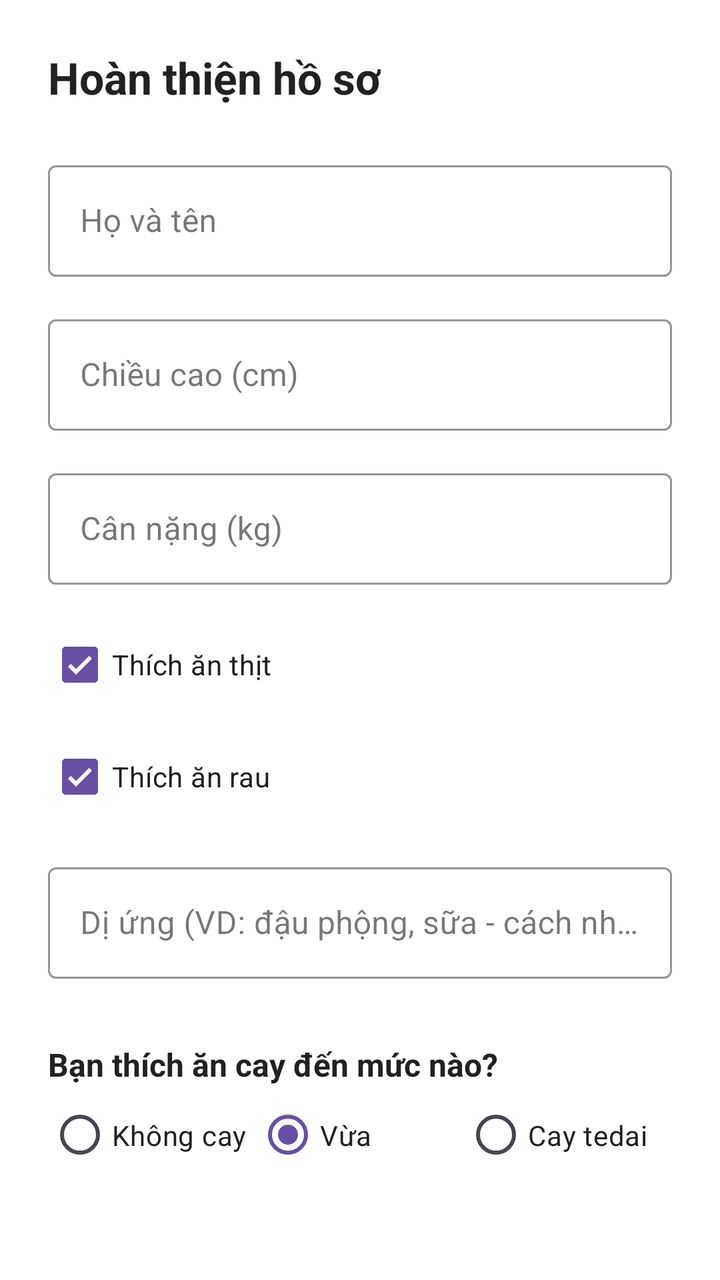
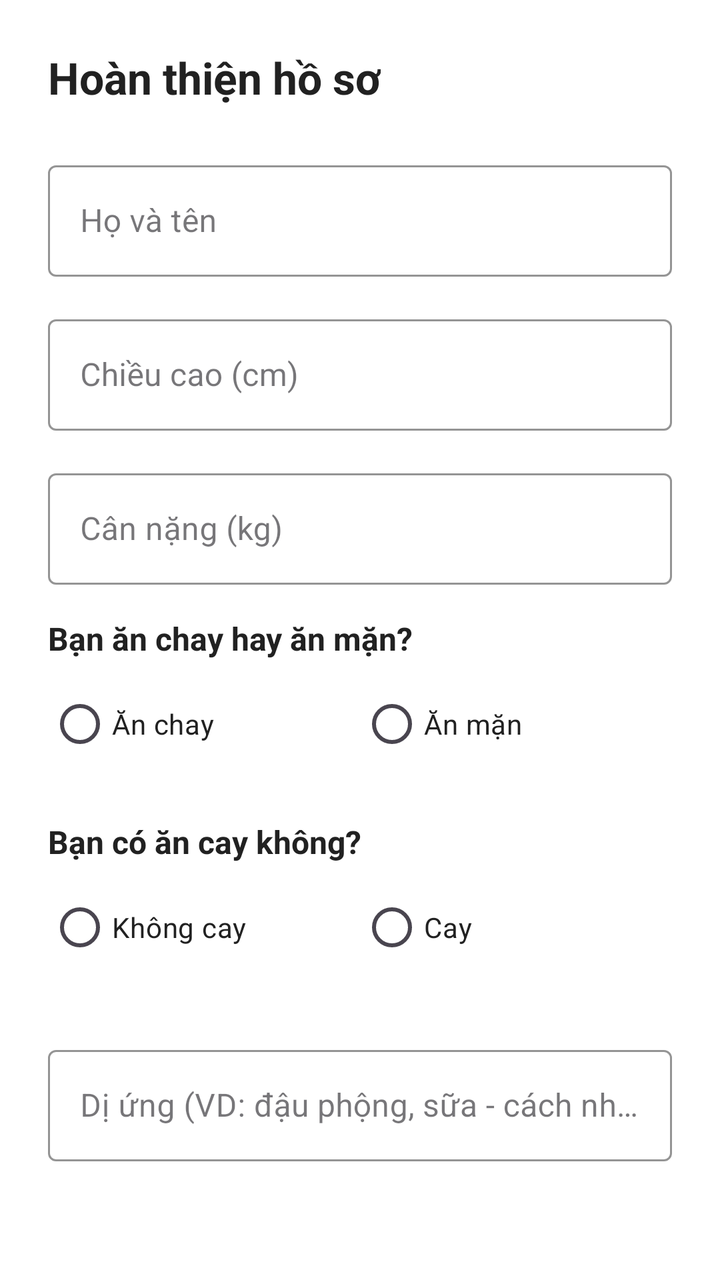

Two renders of the same Android screen: before a commit and after it. Below are the layout's source before the change and the commit's diff.
<!-- AndroidManifest.xml: application theme Theme.Angiday -->
<!-- res/layout/activity_setup_profile.xml -->
<?xml version="1.0" encoding="utf-8"?>
<LinearLayout xmlns:android="http://schemas.android.com/apk/res/android"
    xmlns:app="http://schemas.android.com/apk/res-auto"
    android:layout_width="match_parent"
    android:layout_height="match_parent"
    android:orientation="vertical"
    android:padding="24dp"
    android:background="@color/colorBackground">

    
    <TextView
        android:layout_width="wrap_content"
        android:layout_height="wrap_content"
        android:text="Hoàn thiện hồ sơ"
        android:textSize="22sp"
        android:textStyle="bold"
        android:textColor="@color/colorOnBackground"
        android:layout_marginBottom="24dp" />

    
    <com.google.android.material.textfield.TextInputLayout
        android:layout_width="match_parent"
        android:layout_height="wrap_content"
        android:layout_marginBottom="16dp"
        style="@style/Widget.MaterialComponents.TextInputLayout.OutlinedBox"
        app:boxStrokeColor="@color/colorOutline"
        app:hintTextColor="@color/colorMuted"
        app:boxStrokeWidth="1dp">

        <com.google.android.material.textfield.TextInputEditText
            android:id="@+id/etName"
            android:layout_width="match_parent"
            android:layout_height="wrap_content"
            android:hint="Họ và tên"
            android:textColor="@color/colorOnBackground"
            android:textColorHint="@color/colorMuted" />
    </com.google.android.material.textfield.TextInputLayout>

    
    <com.google.android.material.textfield.TextInputLayout
        android:layout_width="match_parent"
        android:layout_height="wrap_content"
        android:layout_marginBottom="16dp"
        style="@style/Widget.MaterialComponents.TextInputLayout.OutlinedBox"
        app:boxStrokeColor="@color/colorOutline"
        app:hintTextColor="@color/colorMuted">

        <com.google.android.material.textfield.TextInputEditText
            android:id="@+id/etHeight"
            android:layout_width="match_parent"
            android:layout_height="wrap_content"
            android:hint="Chiều cao (cm)"
            android:inputType="numberDecimal"
            android:textColor="@color/colorOnBackground"
            android:textColorHint="@color/colorMuted" />
    </com.google.android.material.textfield.TextInputLayout>

    
    <com.google.android.material.textfield.TextInputLayout
        android:layout_width="match_parent"
        android:layout_height="wrap_content"
        android:layout_marginBottom="16dp"
        style="@style/Widget.MaterialComponents.TextInputLayout.OutlinedBox"
        app:boxStrokeColor="@color/colorOutline"
        app:hintTextColor="@color/colorMuted">

        <com.google.android.material.textfield.TextInputEditText
            android:id="@+id/etWeight"
            android:layout_width="match_parent"
            android:layout_height="wrap_content"
            android:hint="Cân nặng (kg)"
            android:inputType="numberDecimal"
            android:textColor="@color/colorOnBackground"
            android:textColorHint="@color/colorMuted" />
    </com.google.android.material.textfield.TextInputLayout>

    
    <com.google.android.material.checkbox.MaterialCheckBox
        android:id="@+id/cbPreferMeat"
        android:layout_width="wrap_content"
        android:layout_height="wrap_content"
        android:text="Thích ăn thịt"
        android:textColor="@color/colorOnBackground"
        android:checked="true"
        android:layout_marginBottom="8dp" />

    
    <com.google.android.material.checkbox.MaterialCheckBox
        android:id="@+id/cbPreferVeg"
        android:layout_width="wrap_content"
        android:layout_height="wrap_content"
        android:text="Thích ăn rau"
        android:textColor="@color/colorOnBackground"
        android:checked="true"
        android:layout_marginBottom="16dp" />

    
    <com.google.android.material.textfield.TextInputLayout
        android:layout_width="match_parent"
        android:layout_height="wrap_content"
        android:layout_marginBottom="32dp"
        style="@style/Widget.MaterialComponents.TextInputLayout.OutlinedBox"
        app:boxStrokeColor="@color/colorOutline"
        app:hintTextColor="@color/colorMuted">

        <com.google.android.material.textfield.TextInputEditText
            android:id="@+id/etAllergies"
            android:layout_width="match_parent"
            android:layout_height="wrap_content"
            android:hint="Dị ứng (VD: đậu phộng, sữa - cách nhau bằng dấu phẩy)"
            android:textColor="@color/colorOnBackground"
            android:textColorHint="@color/colorMuted" />
    </com.google.android.material.textfield.TextInputLayout>

    
    <TextView
        android:layout_width="wrap_content"
        android:layout_height="wrap_content"
        android:text="Bạn thích ăn cay đến mức nào?"
        android:textSize="16sp"
        android:textStyle="bold"
        android:textColor="@color/colorOnBackground"
        android:layout_marginBottom="8dp" />

    <RadioGroup
        android:id="@+id/rgSpicy"
        android:layout_width="match_parent"
        android:layout_height="wrap_content"
        android:orientation="horizontal"
        android:layout_marginBottom="32dp">

        <com.google.android.material.radiobutton.MaterialRadioButton
            android:id="@+id/rb_low"
            android:layout_width="0dp"
            android:layout_height="wrap_content"
            android:layout_weight="1"
            android:text="Không cay"
            android:textColor="@color/colorOnBackground" />

        <com.google.android.material.radiobutton.MaterialRadioButton
            android:id="@+id/rb_medium"
            android:layout_width="0dp"
            android:layout_height="wrap_content"
            android:layout_weight="1"
            android:text="Vừa"
            android:textColor="@color/colorOnBackground"
            android:checked="true" />

        <com.google.android.material.radiobutton.MaterialRadioButton
            android:id="@+id/rb_high"
            android:layout_width="0dp"
            android:layout_height="wrap_content"
            android:layout_weight="1"
            android:text="Cay tedai"
            android:textColor="@color/colorOnBackground" />
    </RadioGroup>

    
    <com.google.android.material.button.MaterialButton
        android:id="@+id/btnSave"
        android:layout_width="match_parent"
        android:layout_height="56dp"
        android:text="Hoàn thành"
        android:textSize="16sp"
        android:textColor="@color/colorOnPrimary"
        app:backgroundTint="@color/colorPrimary"
        app:cornerRadius="12dp"
        android:layout_gravity="center"
        android:layout_marginTop="16dp" />

</LinearLayout>
<!-- resources referenced by this layout -->
<resources>
  <color name="colorBackground">#FFFFFF</color>
  <color name="colorMuted">#757575</color>
  <color name="colorOnBackground">#212121</color>
  <color name="colorOnPrimary">#FFFFFF</color>
  <color name="colorOutline">#E0E0E0</color>
  <color name="colorPrimary">#FF6F3C</color>
  <style name="Theme.Angiday" parent="Base.Theme.Angiday" />
  <style name="Base.Theme.Angiday" parent="Theme.Material3.DayNight.NoActionBar">
          
          
      </style>
</resources>

<!-- the commit's change to res/layout/activity_setup_profile.xml (unified diff, before → after) -->
@@ -75,48 +75,43 @@
     </com.google.android.material.textfield.TextInputLayout>
 
     
-    <com.google.android.material.checkbox.MaterialCheckBox
-        android:id="@+id/cbPreferMeat"
+    <TextView
         android:layout_width="wrap_content"
         android:layout_height="wrap_content"
-        android:text="Thích ăn thịt"
+        android:text="Bạn ăn chay hay ăn mặn?"
+        android:textSize="16sp"
+        android:textStyle="bold"
         android:textColor="@color/colorOnBackground"
-        android:checked="true"
         android:layout_marginBottom="8dp" />
 
-    
-    <com.google.android.material.checkbox.MaterialCheckBox
-        android:id="@+id/cbPreferVeg"
-        android:layout_width="wrap_content"
-        android:layout_height="wrap_content"
-        android:text="Thích ăn rau"
-        android:textColor="@color/colorOnBackground"
-        android:checked="true"
-        android:layout_marginBottom="16dp" />
-
-    
-    <com.google.android.material.textfield.TextInputLayout
+    <RadioGroup
+        android:id="@+id/rgDiet"
         android:layout_width="match_parent"
         android:layout_height="wrap_content"
-        android:layout_marginBottom="32dp"
-        style="@style/Widget.MaterialComponents.TextInputLayout.OutlinedBox"
-        app:boxStrokeColor="@color/colorOutline"
-        app:hintTextColor="@color/colorMuted">
+        android:orientation="horizontal"
+        android:layout_marginBottom="24dp">
 
-        <com.google.android.material.textfield.TextInputEditText
-            android:id="@+id/etAllergies"
-            android:layout_width="match_parent"
+        <com.google.android.material.radiobutton.MaterialRadioButton
+            android:id="@+id/rb_veg"
+            android:layout_width="0dp"
             android:layout_height="wrap_content"
-            android:hint="Dị ứng (VD: đậu phộng, sữa - cách nhau bằng dấu phẩy)"
-            android:textColor="@color/colorOnBackground"
-            android:textColorHint="@color/colorMuted" />
-    </com.google.android.material.textfield.TextInputLayout>
+            android:layout_weight="1"
+            android:text="Ăn chay"
+            android:textColor="@color/colorOnBackground" />
 
+        <com.google.android.material.radiobutton.MaterialRadioButton
+            android:id="@+id/rb_meat"
+            android:layout_width="0dp"
+            android:layout_height="wrap_content"
+            android:layout_weight="1"
+            android:text="Ăn mặn"
+            android:textColor="@color/colorOnBackground" />
+    </RadioGroup>
     
     <TextView
         android:layout_width="wrap_content"
         android:layout_height="wrap_content"
-        android:text="Bạn thích ăn cay đến mức nào?"
+        android:text="Bạn có ăn cay không?"
         android:textSize="16sp"
         android:textStyle="bold"
         android:textColor="@color/colorOnBackground"
@@ -138,22 +133,31 @@
             android:textColor="@color/colorOnBackground" />
 
         <com.google.android.material.radiobutton.MaterialRadioButton
-            android:id="@+id/rb_medium"
-            android:layout_width="0dp"
-            android:layout_height="wrap_content"
-            android:layout_weight="1"
-            android:text="Vừa"
-            android:textColor="@color/colorOnBackground"
-            android:checked="true" />
-
-        <com.google.android.material.radiobutton.MaterialRadioButton
             android:id="@+id/rb_high"
             android:layout_width="0dp"
             android:layout_height="wrap_content"
             android:layout_weight="1"
-            android:text="Cay tedai"
+            android:text="Cay"
             android:textColor="@color/colorOnBackground" />
     </RadioGroup>
+
+    
+    <com.google.android.material.textfield.TextInputLayout
+        android:layout_width="match_parent"
+        android:layout_height="wrap_content"
+        android:layout_marginBottom="32dp"
+        style="@style/Widget.MaterialComponents.TextInputLayout.OutlinedBox"
+        app:boxStrokeColor="@color/colorOutline"
+        app:hintTextColor="@color/colorMuted">
+
+        <com.google.android.material.textfield.TextInputEditText
+            android:id="@+id/etAllergies"
+            android:layout_width="match_parent"
+            android:layout_height="wrap_content"
+            android:hint="Dị ứng (VD: đậu phộng, sữa - cách nhau bằng dấu phẩy)"
+            android:textColor="@color/colorOnBackground"
+            android:textColorHint="@color/colorMuted" />
+    </com.google.android.material.textfield.TextInputLayout>
 
     
     <com.google.android.material.button.MaterialButton
